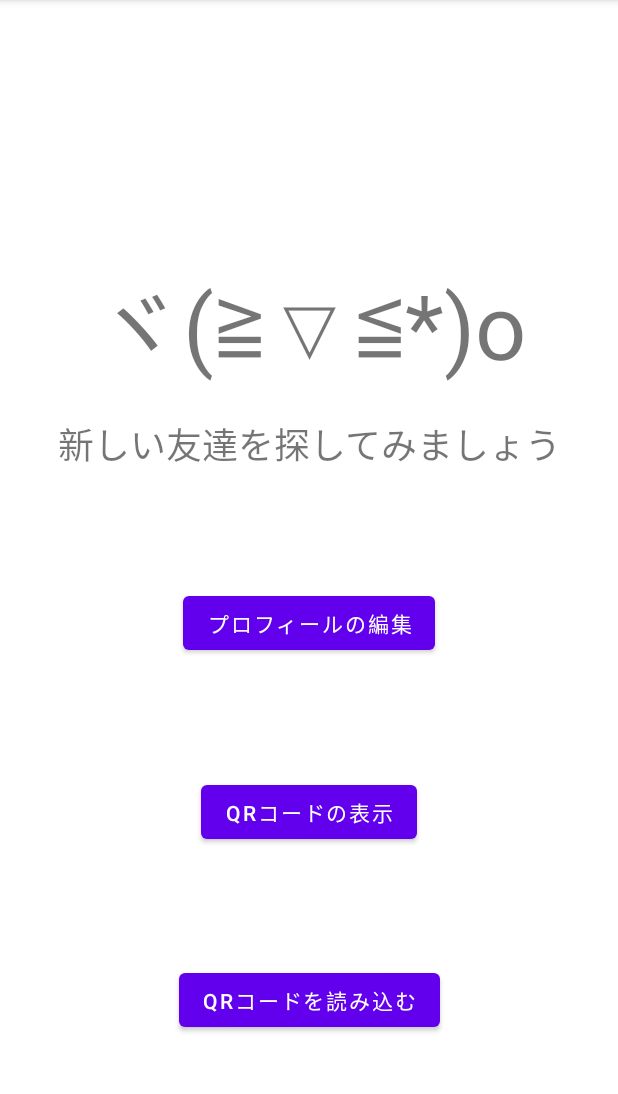
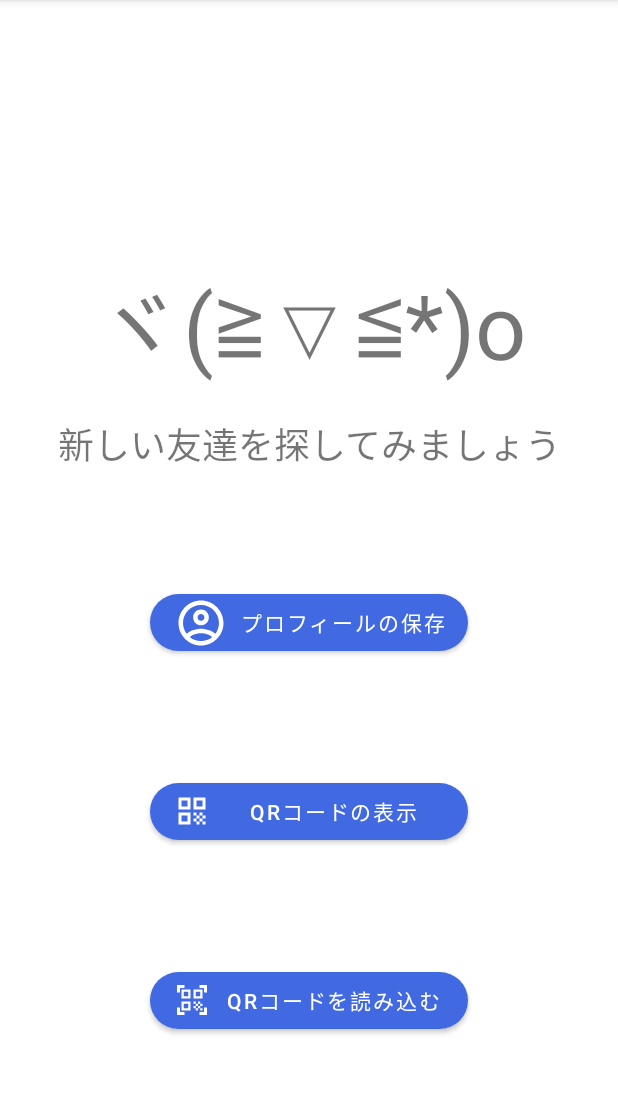
Before and after one commit to harutiro/BrainExchange, an Android app: the screen it shows after launch (MainActivity), on a phone screen of 412 x 824 dp, the part 84-1178 px from its top. Run offline under Robolectric (Android 15) with nearby library versions, the phone set to English and light mode, and no system bars; libraries missing offline, so code that uses them is left out: com.cloudinary.android, com.journeyapps.barcodescanner; 1 statement that could not run was skipped.

Commit message:
add： activity_main.xml ボタンの変更デザイン

```diff
--- a/app/src/main/java/io/github/com/harutiro/brainexchange/NewFlendRegisterActivity.kt
+++ b/app/src/main/java/io/github/com/harutiro/brainexchange/NewFlendRegisterActivity.kt
@@ -8,6 +8,7 @@ import android.os.Bundle
 import android.util.Log
 import android.view.MenuItem
 import androidx.core.content.ContextCompat
+import coil.api.load
 import com.google.android.material.chip.Chip
 import com.google.gson.Gson
 import io.github.com.harutiro.brainexchange.databinding.ActivityNewFlendRegisterBinding
@@ -33,6 +34,7 @@ class NewFlendRegisterActivity : AppCompatActivity() {
             val getYourProfile: ProfileDateClass = Gson().fromJson(getYourProfile, ProfileDateClass::class.java)
             binding.newFlendUserNameTextView.text = getYourProfile.userName
             binding.newFlendFacebookIdTextView.text = getYourProfile.facebookId
+            binding.newFlendBrainImage4.load(getYourProfile.brainImageUrl)
 
             setChip(getYourProfile.favNumbers,getMyProfile.favNumbers)
 
--- a/app/src/main/res/layout/activity_main.xml
+++ b/app/src/main/res/layout/activity_main.xml
@@ -43,31 +43,52 @@
         app:srcCompat="@drawable/qr_code_scanner_black_24dp"
         tools:ignore="SpeakableTextPresentCheck" />
 
-    <Button
+    <com.google.android.material.button.MaterialButton
         android:id="@+id/main_edit"
+        style="@style/Widget.MaterialComponents.Button"
         android:layout_width="wrap_content"
-        android:layout_height="wrap_content"
-        android:text="プロフィールの編集"
+        android:layout_height="50dp"
+        android:layout_gravity="center"
+        android:text="プロフィールの保存"
+        android:textAllCaps="false"
+        android:textAppearance="@style/TextAppearance.MaterialComponents.Button"
+        app:backgroundTint="#4169e1"
+        app:cornerRadius="20dp"
+        app:icon="@drawable/account_circle_black_36dp"
         app:layout_constraintBottom_toTopOf="@+id/main_view"
         app:layout_constraintEnd_toEndOf="parent"
         app:layout_constraintStart_toStartOf="parent"
         app:layout_constraintTop_toBottomOf="@+id/textView2" />
 
-    <Button
+    <com.google.android.material.button.MaterialButton
         android:id="@+id/main_view"
-        android:layout_width="wrap_content"
-        android:layout_height="wrap_content"
+        style="@style/Widget.MaterialComponents.Button"
+        android:layout_width="0dp"
+        android:layout_height="50dp"
+        android:layout_gravity="center"
         android:text="QRコードの表示"
+        android:textAllCaps="false"
+        android:textAppearance="@style/TextAppearance.MaterialComponents.Button"
+        app:backgroundTint="#4169e1"
+        app:cornerRadius="20dp"
+        app:icon="@drawable/qr_code_black_24dp"
         app:layout_constraintBottom_toTopOf="@+id/main_read"
         app:layout_constraintEnd_toEndOf="@+id/main_edit"
         app:layout_constraintStart_toStartOf="@+id/main_edit"
         app:layout_constraintTop_toBottomOf="@+id/main_edit" />
 
-    <Button
+    <com.google.android.material.button.MaterialButton
         android:id="@+id/main_read"
-        android:layout_width="wrap_content"
-        android:layout_height="wrap_content"
+        style="@style/Widget.MaterialComponents.Button"
+        android:layout_width="0dp"
+        android:layout_height="50dp"
+        android:layout_gravity="center"
         android:text="QRコードを読み込む"
+        android:textAllCaps="false"
+        android:textAppearance="@style/TextAppearance.MaterialComponents.Button"
+        app:backgroundTint="#4169e1"
+        app:cornerRadius="20dp"
+        app:icon="@drawable/qr_code_scanner_black_24dp"
         app:layout_constraintBottom_toBottomOf="parent"
         app:layout_constraintEnd_toEndOf="@+id/main_view"
         app:layout_constraintStart_toStartOf="@+id/main_view"
```
